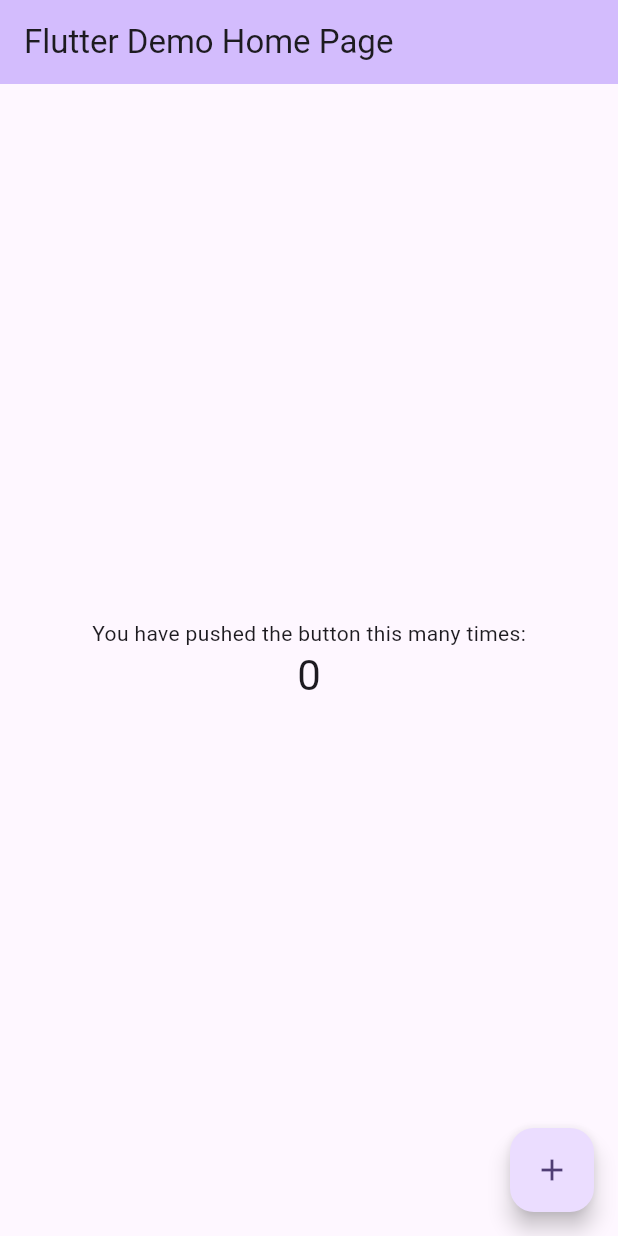
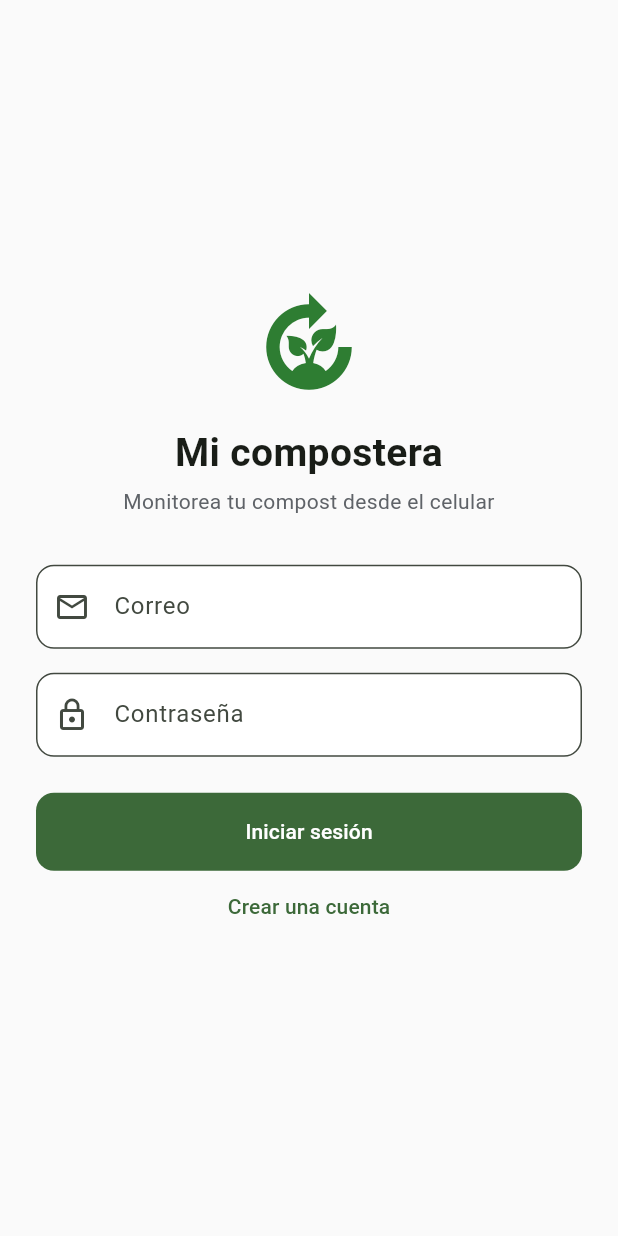
Before and after one commit to TonymmmC/AppComposterasDomesticas, a Flutter app: the screen it shows after launch, on a phone screen of 412 x 824 dp. Run offline on Flutter 3.47's test engine with Material 3 defaults, Android fonts, the phone set to English and light mode, and no system bars.

Commit message:
agrego pantalla de login, pantalla principal y navegacion

```diff
--- a/app/lib/main.dart
+++ b/app/lib/main.dart
@@ -1,122 +1,22 @@
 import 'package:flutter/material.dart';
 
+import 'pantallas/pantalla_login.dart';
+import 'tema.dart';
+
 void main() {
-  runApp(const MyApp());
+  runApp(const AplicacionCompostera());
 }
 
-class MyApp extends StatelessWidget {
-  const MyApp({super.key});
+class AplicacionCompostera extends StatelessWidget {
+  const AplicacionCompostera({super.key});
 
-  // This widget is the root of your application.
   @override
   Widget build(BuildContext context) {
     return MaterialApp(
-      title: 'Flutter Demo',
-      theme: ThemeData(
-        // This is the theme of your application.
-        //
-        // TRY THIS: Try running your application with "flutter run". You'll see
-        // the application has a purple toolbar. Then, without quitting the app,
-        // try changing the seedColor in the colorScheme below to Colors.green
-        // and then invoke "hot reload" (save your changes or press the "hot
-        // reload" button in a Flutter-supported IDE, or press "r" if you used
-        // the command line to start the app).
-        //
-        // Notice that the counter didn't reset back to zero; the application
-        // state is not lost during the reload. To reset the state, use hot
-        // restart instead.
-        //
-        // This works for code too, not just values: Most code changes can be
-        // tested with just a hot reload.
-        colorScheme: ColorScheme.fromSeed(seedColor: Colors.deepPurple),
-      ),
-      home: const MyHomePage(title: 'Flutter Demo Home Page'),
+      title: 'Mi compostera',
+      debugShowCheckedModeBanner: false,
+      theme: Tema.claro(),
+      home: const PantallaLogin(),
     );
   }
 }
-
-class MyHomePage extends StatefulWidget {
-  const MyHomePage({super.key, required this.title});
-
-  // This widget is the home page of your application. It is stateful, meaning
-  // that it has a State object (defined below) that contains fields that affect
-  // how it looks.
-
-  // This class is the configuration for the state. It holds the values (in this
-  // case the title) provided by the parent (in this case the App widget) and
-  // used by the build method of the State. Fields in a Widget subclass are
-  // always marked "final".
-
-  final String title;
-
-  @override
-  State<MyHomePage> createState() => _MyHomePageState();
-}
-
-class _MyHomePageState extends State<MyHomePage> {
-  int _counter = 0;
-
-  void _incrementCounter() {
-    setState(() {
-      // This call to setState tells the Flutter framework that something has
-      // changed in this State, which causes it to rerun the build method below
-      // so that the display can reflect the updated values. If we changed
-      // _counter without calling setState(), then the build method would not be
-      // called again, and so nothing would appear to happen.
-      _counter++;
-    });
-  }
-
-  @override
-  Widget build(BuildContext context) {
-    // This method is rerun every time setState is called, for instance as done
-    // by the _incrementCounter method above.
-    //
-    // The Flutter framework has been optimized to make rerunning build methods
-    // fast, so that you can just rebuild anything that needs updating rather
-    // than having to individually change instances of widgets.
-    return Scaffold(
-      appBar: AppBar(
-        // TRY THIS: Try changing the color here to a specific color (to
-        // Colors.amber, perhaps?) and trigger a hot reload to see the AppBar
-        // change color while the other colors stay the same.
-        backgroundColor: Theme.of(context).colorScheme.inversePrimary,
-        // Here we take the value from the MyHomePage object that was created by
-        // the App.build method, and use it to set our appbar title.
-        title: Text(widget.title),
-      ),
-      body: Center(
-        // Center is a layout widget. It takes a single child and positions it
-        // in the middle of the parent.
-        child: Column(
-          // Column is also a layout widget. It takes a list of children and
-          // arranges them vertically. By default, it sizes itself to fit its
-          // children horizontally, and tries to be as tall as its parent.
-          //
-          // Column has various properties to control how it sizes itself and
-          // how it positions its children. Here we use mainAxisAlignment to
-          // center the children vertically; the main axis here is the vertical
-          // axis because Columns are vertical (the cross axis would be
-          // horizontal).
-          //
-          // TRY THIS: Invoke "debug painting" (choose the "Toggle Debug Paint"
-          // action in the IDE, or press "p" in the console), to see the
-          // wireframe for each widget.
-          mainAxisAlignment: MainAxisAlignment.center,
-          children: <Widget>[
-            const Text('You have pushed the button this many times:'),
-            Text(
-              '$_counter',
-              style: Theme.of(context).textTheme.headlineMedium,
-            ),
-          ],
-        ),
-      ),
-      floatingActionButton: FloatingActionButton(
-        onPressed: _incrementCounter,
-        tooltip: 'Increment',
-        child: const Icon(Icons.add),
-      ), // This trailing comma makes auto-formatting nicer for build methods.
-    );
-  }
-}
--- /dev/null
+++ b/app/lib/pantallas/pantalla_login.dart
@@ -0,0 +1,102 @@
+import 'package:flutter/material.dart';
+
+import '../tema.dart';
+import 'navegacion.dart';
+
+/// Inicio de sesion. Todavia no valida contra Firebase: solo comprueba
+/// que los campos esten completos y entra a la aplicacion.
+class PantallaLogin extends StatefulWidget {
+  const PantallaLogin({super.key});
+
+  @override
+  State<PantallaLogin> createState() => _PantallaLoginState();
+}
+
+class _PantallaLoginState extends State<PantallaLogin> {
+  final _formulario = GlobalKey<FormState>();
+  final _correo = TextEditingController();
+  final _contrasena = TextEditingController();
+
+  @override
+  void dispose() {
+    _correo.dispose();
+    _contrasena.dispose();
+    super.dispose();
+  }
+
+  void _entrar() {
+    if (!_formulario.currentState!.validate()) return;
+    Navigator.of(context).pushReplacement(
+      MaterialPageRoute<void>(builder: (_) => const Navegacion()),
+    );
+  }
+
+  String? _obligatorio(String? valor) {
+    if (valor == null || valor.trim().isEmpty) return 'Campo obligatorio';
+    return null;
+  }
+
+  @override
+  Widget build(BuildContext context) {
+    return Scaffold(
+      body: SafeArea(
+        child: Center(
+          child: SingleChildScrollView(
+            padding: const EdgeInsets.all(24),
+            child: Form(
+              key: _formulario,
+              child: Column(
+                mainAxisSize: MainAxisSize.min,
+                crossAxisAlignment: CrossAxisAlignment.stretch,
+                children: [
+                  const Icon(Icons.compost, size: 72, color: Tema.verde),
+                  const SizedBox(height: 16),
+                  const Text(
+                    'Mi compostera',
+                    textAlign: TextAlign.center,
+                    style: TextStyle(fontSize: 26, fontWeight: FontWeight.bold),
+                  ),
+                  const SizedBox(height: 4),
+                  const Text(
+                    'Monitorea tu compost desde el celular',
+                    textAlign: TextAlign.center,
+                    style: TextStyle(color: Tema.gris),
+                  ),
+                  const SizedBox(height: 32),
+                  TextFormField(
+                    controller: _correo,
+                    keyboardType: TextInputType.emailAddress,
+                    decoration: const InputDecoration(
+                      labelText: 'Correo',
+                      prefixIcon: Icon(Icons.mail_outline),
+                    ),
+                    validator: _obligatorio,
+                  ),
+                  const SizedBox(height: 16),
+                  TextFormField(
+                    controller: _contrasena,
+                    obscureText: true,
+                    decoration: const InputDecoration(
+                      labelText: 'Contraseña',
+                      prefixIcon: Icon(Icons.lock_outline),
+                    ),
+                    validator: _obligatorio,
+                  ),
+                  const SizedBox(height: 24),
+                  FilledButton(
+                    onPressed: _entrar,
+                    child: const Text('Iniciar sesión'),
+                  ),
+                  TextButton(
+                    onPressed: () {},
+                    child: const Text('Crear una cuenta'),
+                  ),
+                ],
+              ),
+            ),
+          ),
+        ),
+      ),
+    );
+  }
+}
--- /dev/null
+++ b/app/lib/tema.dart
@@ -0,0 +1,47 @@
+import 'package:flutter/material.dart';
+
+/// Paleta y estilos de la aplicacion. Un solo lugar para los colores,
+/// para que ninguna pantalla defina tonos sueltos.
+class Tema {
+  static const Color verde = Color(0xFF2E7D32);
+  static const Color verdeSuave = Color(0xFFE8F5E9);
+  static const Color ambar = Color(0xFFF9A825);
+  static const Color rojo = Color(0xFFC62828);
+  static const Color gris = Color(0xFF5F6368);
+  static const Color borde = Color(0xFFE0E0E0);
+
+  static ThemeData claro() {
+    return ThemeData(
+      useMaterial3: true,
+      colorScheme: ColorScheme.fromSeed(seedColor: verde),
+      scaffoldBackgroundColor: const Color(0xFFFAFAFA),
+      appBarTheme: const AppBarTheme(
+        backgroundColor: verde,
+        foregroundColor: Colors.white,
+        elevation: 0,
+      ),
+      cardTheme: CardThemeData(
+        elevation: 0,
+        color: Colors.white,
+        margin: EdgeInsets.zero,
+        shape: RoundedRectangleBorder(
+          borderRadius: BorderRadius.circular(16),
+          side: const BorderSide(color: borde),
+        ),
+      ),
+      filledButtonTheme: FilledButtonThemeData(
+        style: FilledButton.styleFrom(
+          minimumSize: const Size.fromHeight(52),
+          shape: RoundedRectangleBorder(
+            borderRadius: BorderRadius.circular(12),
+          ),
+        ),
+      ),
+      inputDecorationTheme: InputDecorationTheme(
+        filled: true,
+        fillColor: Colors.white,
+        border: OutlineInputBorder(borderRadius: BorderRadius.circular(12)),
+      ),
+    );
+  }
+}
```
Also changed, not shown: app/lib/datos/datos_ejemplo.dart (added, +20 -0 lines), app/lib/modelos/estado.dart (added, +44 -0 lines), app/lib/modelos/lectura.dart (added, +39 -0 lines), app/lib/pantallas/navegacion.dart (added, +68 -0 lines), app/lib/pantallas/pantalla_inicio.dart (added, +210 -0 lines), app/pubspec.lock (added), 1 other file.
